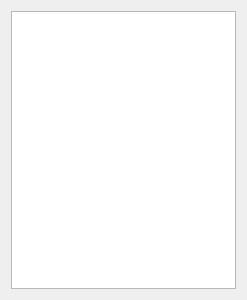
This is EditableStringList.ui in alexeysavenkov/OOP_Practicum_QtPhoneBook as Qt 5 draws it before an edit. The edited form follows.
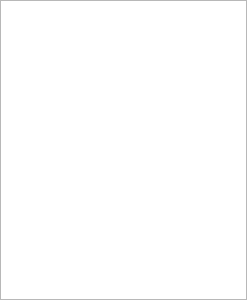
This is the edited form.

Commit message: removed margin from EditableStringList

The edit to the form file:
```diff
--- a/EditableStringList.ui
+++ b/EditableStringList.ui
@@ -14,6 +14,18 @@
    <string>Form</string>
   </property>
   <layout class="QVBoxLayout" name="verticalLayout">
+   <property name="leftMargin">
+    <number>0</number>
+   </property>
+   <property name="topMargin">
+    <number>0</number>
+   </property>
+   <property name="rightMargin">
+    <number>0</number>
+   </property>
+   <property name="bottomMargin">
+    <number>0</number>
+   </property>
    <item>
     <widget class="QListView" name="listView"/>
    </item>
```
